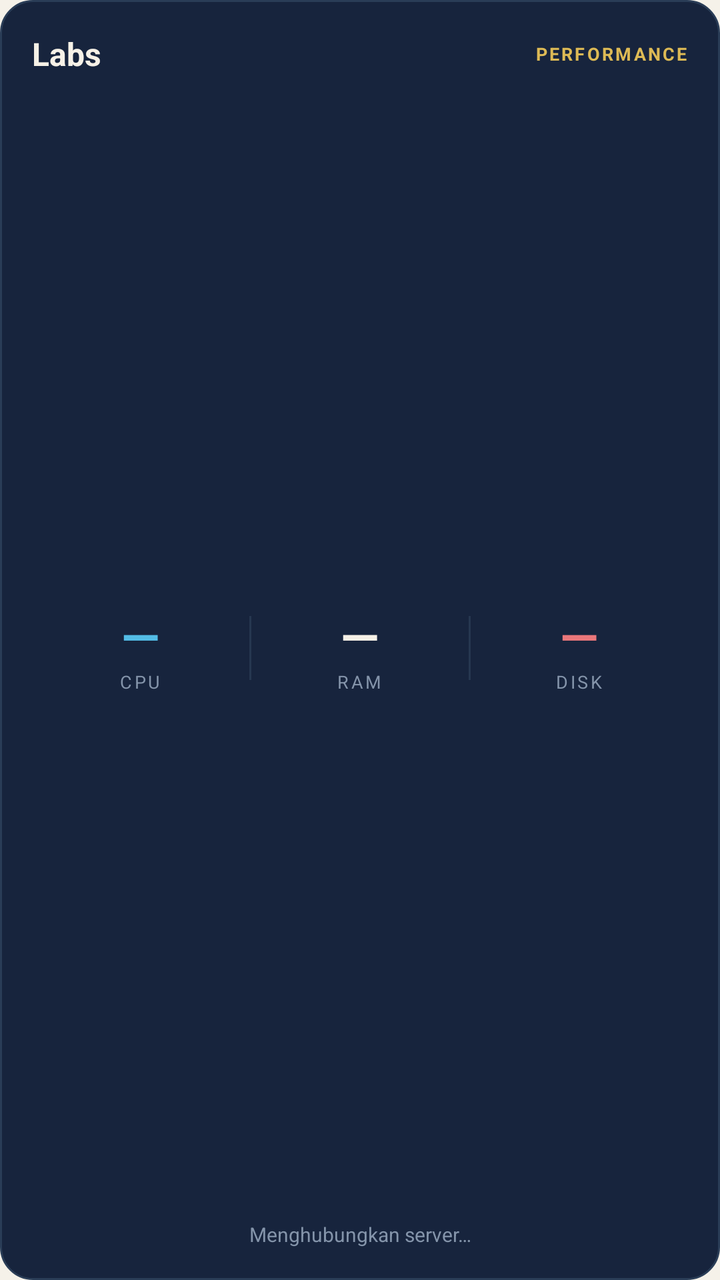
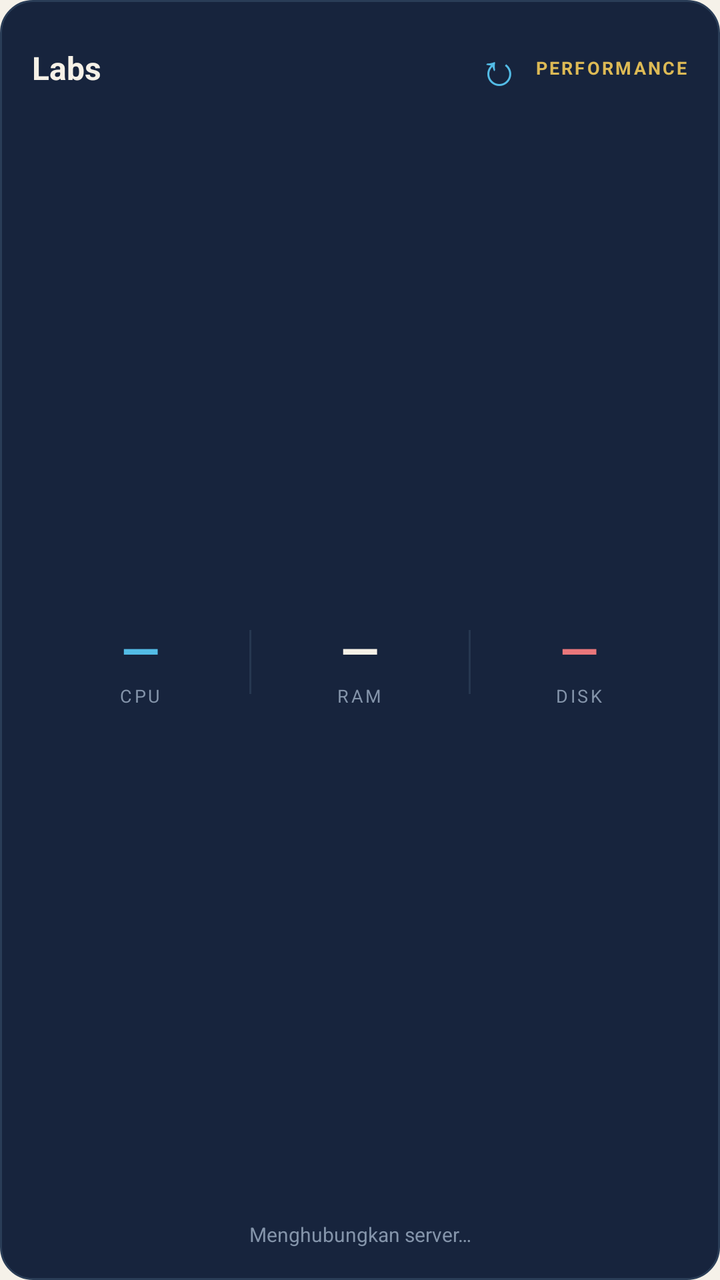

Screens rendered from an Android XML layout before and after an edit, with the pre-edit source and the edit as a unified diff.
<!-- AndroidManifest.xml: application theme AppTheme -->
<!-- res/layout/widget_perf.xml -->
<?xml version="1.0" encoding="utf-8"?>
<LinearLayout xmlns:android="http://schemas.android.com/apk/res/android"
    android:id="@+id/wp_root"
    android:layout_width="match_parent"
    android:layout_height="match_parent"
    android:orientation="vertical"
    android:background="@drawable/widget_bg"
    android:padding="16dp">

    <LinearLayout android:layout_width="match_parent" android:layout_height="wrap_content"
        android:orientation="horizontal" android:gravity="center_vertical">
        <TextView android:id="@+id/wp_title" android:layout_width="0dp" android:layout_height="wrap_content"
            android:layout_weight="1" android:text="Labs" android:textColor="#F6F1E7"
            android:textSize="16sp" android:textStyle="bold" />
        <TextView android:layout_width="wrap_content" android:layout_height="wrap_content"
            android:text="PERFORMANCE" android:textColor="#DDBA55" android:textSize="9sp"
            android:textStyle="bold" android:letterSpacing="0.12" />
    </LinearLayout>

    <LinearLayout android:layout_width="match_parent" android:layout_height="0dp"
        android:layout_weight="1" android:orientation="horizontal" android:gravity="center">
        <LinearLayout android:layout_width="0dp" android:layout_height="wrap_content" android:layout_weight="1"
            android:orientation="vertical" android:gravity="center">
            <TextView android:id="@+id/wp_cpu" android:layout_width="wrap_content" android:layout_height="wrap_content"
                android:text="—" android:textColor="#53BCE6" android:textSize="25sp" android:textStyle="bold" />
            <TextView android:layout_width="wrap_content" android:layout_height="wrap_content"
                android:text="CPU" android:textColor="#8494AA" android:textSize="9sp" android:letterSpacing="0.14" />
        </LinearLayout>
        <View android:layout_width="1dp" android:layout_height="32dp" android:background="#263750" />
        <LinearLayout android:layout_width="0dp" android:layout_height="wrap_content" android:layout_weight="1"
            android:orientation="vertical" android:gravity="center">
            <TextView android:id="@+id/wp_ram" android:layout_width="wrap_content" android:layout_height="wrap_content"
                android:text="—" android:textColor="#F6F1E7" android:textSize="25sp" android:textStyle="bold" />
            <TextView android:layout_width="wrap_content" android:layout_height="wrap_content"
                android:text="RAM" android:textColor="#8494AA" android:textSize="9sp" android:letterSpacing="0.14" />
        </LinearLayout>
        <View android:layout_width="1dp" android:layout_height="32dp" android:background="#263750" />
        <LinearLayout android:layout_width="0dp" android:layout_height="wrap_content" android:layout_weight="1"
            android:orientation="vertical" android:gravity="center">
            <TextView android:id="@+id/wp_disk" android:layout_width="wrap_content" android:layout_height="wrap_content"
                android:text="—" android:textColor="#EA777B" android:textSize="25sp" android:textStyle="bold" />
            <TextView android:layout_width="wrap_content" android:layout_height="wrap_content"
                android:text="DISK" android:textColor="#8494AA" android:textSize="9sp" android:letterSpacing="0.14" />
        </LinearLayout>
    </LinearLayout>

    <TextView android:id="@+id/wp_meta" android:layout_width="match_parent" android:layout_height="wrap_content"
        android:gravity="center" android:text="Menghubungkan server…" android:textColor="#8494AA" android:textSize="10sp" />
</LinearLayout>
<!-- resources referenced by this layout -->
<resources>
  <!-- drawable widget_bg (drawable) -->
  <?xml version="1.0" encoding="utf-8"?>
  <shape xmlns:android="http://schemas.android.com/apk/res/android" android:shape="rectangle">
      <solid android:color="#17243d" />
      <corners android:radius="16dp" />
      <stroke android:width="1dp" android:color="#2a3d57" />
  </shape>
  <style name="AppTheme" parent="android:Theme.Material.Light.NoActionBar">
          <item name="android:colorPrimary">#17243d</item>
          <item name="android:colorPrimaryDark">#0f1a2c</item>
          <item name="android:colorAccent">#dc6268</item>
          <item name="android:windowBackground">#f5f1e9</item>
          <item name="android:statusBarColor">#0f1a2c</item>
          <item name="android:navigationBarColor">#17243d</item>
          <item name="android:windowLightStatusBar">false</item>
      </style>
</resources>

<!-- the commit's change to res/layout/widget_perf.xml (unified diff, before → after) -->
@@ -12,6 +12,9 @@
         <TextView android:id="@+id/wp_title" android:layout_width="0dp" android:layout_height="wrap_content"
             android:layout_weight="1" android:text="Labs" android:textColor="#F6F1E7"
             android:textSize="16sp" android:textStyle="bold" />
+        <TextView android:id="@+id/wp_refresh" android:layout_width="36dp" android:layout_height="36dp"
+            android:gravity="center" android:text="↻" android:contentDescription="Perbarui widget"
+            android:textColor="#53BCE6" android:textSize="22sp" />
         <TextView android:layout_width="wrap_content" android:layout_height="wrap_content"
             android:text="PERFORMANCE" android:textColor="#DDBA55" android:textSize="9sp"
             android:textStyle="bold" android:letterSpacing="0.12" />
